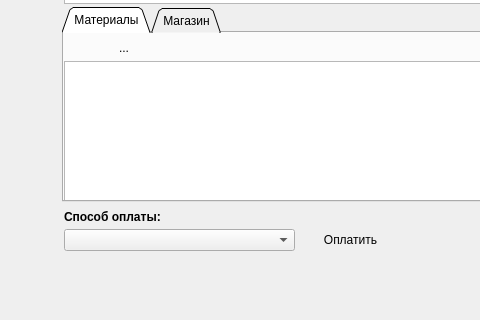
This is frm_okazanie_uslug.ui in sergey4475/profi as Qt 5 draws it before an edit; both pictures show x 0 to 480 and y 279 to 599 of the 619 by 599 pixel window. The edited form follows.
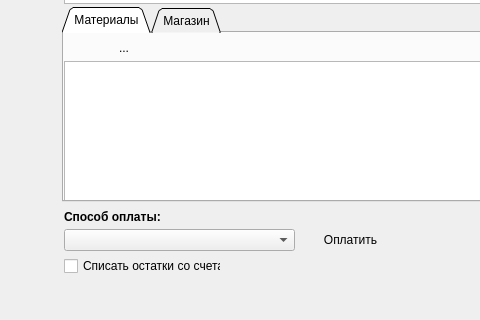
This is the edited form. Icons and pictures are not drawn. Custom widgets are drawn as their Qt base class.

```diff
--- a/frm_okazanie_uslug.ui
+++ b/frm_okazanie_uslug.ui
@@ -400,6 +400,19 @@
     </rect>
    </property>
   </widget>
+  <widget class="QCheckBox" name="spisanie_so_scheta">
+   <property name="geometry">
+    <rect>
+     <x>64</x>
+     <y>536</y>
+     <width>157</width>
+     <height>18</height>
+    </rect>
+   </property>
+   <property name="text">
+    <string>Списать остатки со счета</string>
+   </property>
+  </widget>
  </widget>
  <customwidgets>
   <customwidget>
```
